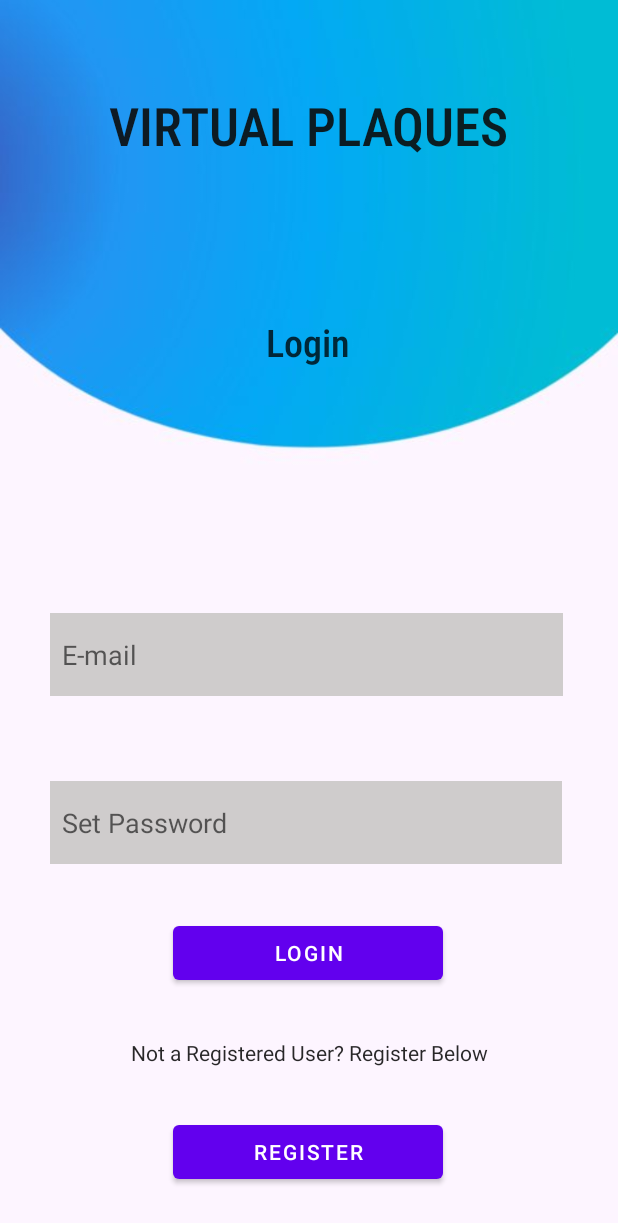
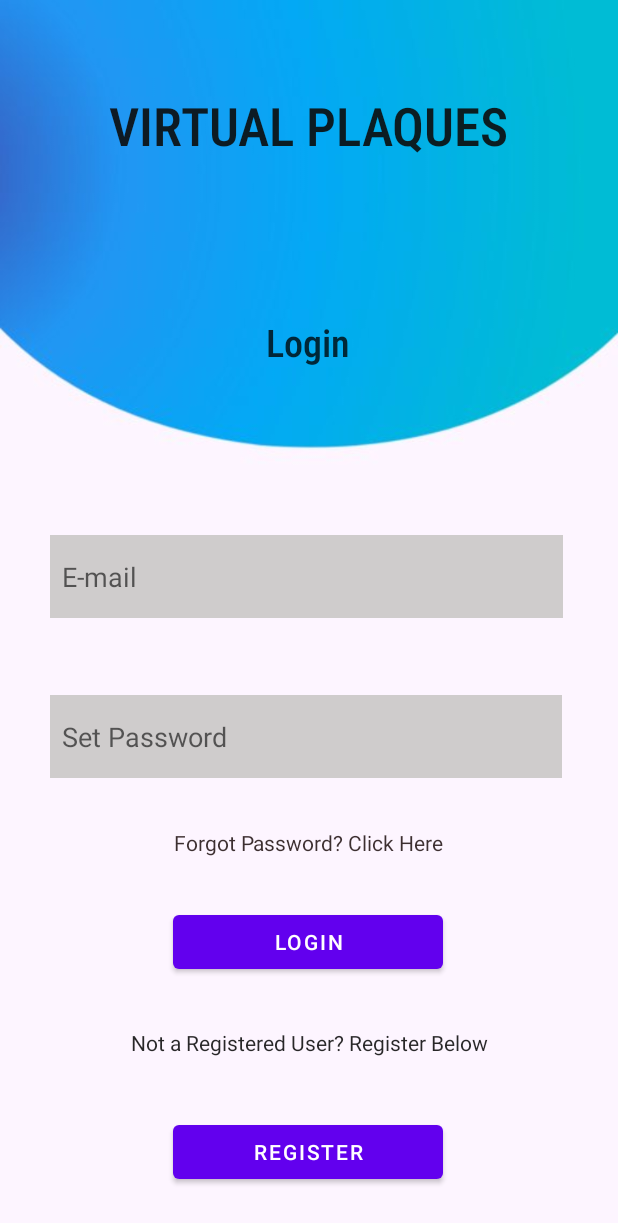
Before and after one commit to dshaunak/virtual-plaques, an Android app: the layout activity_login.xml on its own in the app's theme, with its tools: preview values and no code run, on a phone screen of 412 x 824 dp. Shown: the top 1223 px of the screen. Run offline under Robolectric (Android 15) with nearby library versions, the phone set to English and light mode, and no system bars.

Commit message:
Added Firestore Forgot Password and E-mail Verification

```diff
--- a/app/src/main/AndroidManifest.xml
+++ b/app/src/main/AndroidManifest.xml
@@ -15,15 +15,15 @@
         android:usesCleartextTraffic="true"
         tools:ignore="UnusedAttribute">
         <activity android:name=".Profile" />
-        <activity android:name=".Login" />
-        <activity android:name=".Register" />
-        <activity android:name=".MainActivity">
+        <activity android:name=".Login" >
             <intent-filter>
                 <action android:name="android.intent.action.MAIN" />
 
                 <category android:name="android.intent.category.LAUNCHER" />
             </intent-filter>
         </activity>
+        <activity android:name=".Register" />
+        <activity android:name=".MainActivity"/>
     </application>
 
 </manifest>
--- a/app/src/main/java/com/example/virtualplaque/MainActivity.java
+++ b/app/src/main/java/com/example/virtualplaque/MainActivity.java
@@ -19,6 +19,9 @@ public class MainActivity extends AppCompatActivity {
         //this.startActivity(intent);
     }
 
+    public void profile(View view){
+        startActivity(new Intent(getApplicationContext(),Profile.class));
+    }
     public void logout(View view) {
         FirebaseAuth.getInstance().signOut(); //Logout the user
         startActivity(new Intent(getApplicationContext(),Login.class));
--- a/app/src/main/res/layout/activity_login.xml
+++ b/app/src/main/res/layout/activity_login.xml
@@ -34,7 +34,8 @@
         app:layout_constraintEnd_toEndOf="parent"
         app:layout_constraintHorizontal_bias="0.471"
         app:layout_constraintStart_toStartOf="parent"
-        app:layout_constraintTop_toBottomOf="@+id/textView2" />
+        app:layout_constraintTop_toBottomOf="@+id/textView2"
+        app:layout_constraintVertical_bias="0.385" />
 
     <EditText
         android:id="@+id/email2"
@@ -51,7 +52,7 @@
         app:layout_constraintHorizontal_bias="0.478"
         app:layout_constraintStart_toStartOf="parent"
         app:layout_constraintTop_toBottomOf="@+id/textView2"
-        app:layout_constraintVertical_bias="0.275" />
+        app:layout_constraintVertical_bias="0.171" />
 
     <TextView
         android:id="@+id/textView"
@@ -94,7 +95,7 @@
         app:layout_constraintHorizontal_bias="0.497"
         app:layout_constraintStart_toStartOf="parent"
         app:layout_constraintTop_toBottomOf="@+id/password2"
-        app:layout_constraintVertical_bias="0.315" />
+        app:layout_constraintVertical_bias="0.504" />
 
     <ProgressBar
         android:id="@+id/progressBar2"
@@ -120,6 +121,18 @@
         app:layout_constraintBottom_toTopOf="@+id/registerBt2"
         app:layout_constraintEnd_toEndOf="parent"
         app:layout_constraintStart_toStartOf="parent"
-        app:layout_constraintTop_toBottomOf="@+id/loginBt2" />
+        app:layout_constraintTop_toBottomOf="@+id/loginBt2"
+        app:layout_constraintVertical_bias="0.457" />
+
+    <TextView
+        android:id="@+id/forgotText"
+        android:layout_width="wrap_content"
+        android:layout_height="wrap_content"
+        android:text="Forgot Password? Click Here"
+        android:textColor="#D2120404"
+        app:layout_constraintBottom_toTopOf="@+id/loginBt2"
+        app:layout_constraintEnd_toEndOf="parent"
+        app:layout_constraintStart_toStartOf="parent"
+        app:layout_constraintTop_toBottomOf="@+id/password2" />
 
 </androidx.constraintlayout.widget.ConstraintLayout>
```
Also changed, not shown: app/src/main/java/com/example/virtualplaque/Login.java (+47 -1 lines), app/src/main/java/com/example/virtualplaque/Profile.java (+51 -1 lines), app/src/main/java/com/example/virtualplaque/Register.java (+16 -2 lines), app/src/main/res/layout/activity_main.xml (+13 -1 lines), app/src/main/res/layout/activity_profile.xml (+64 -2 lines).
